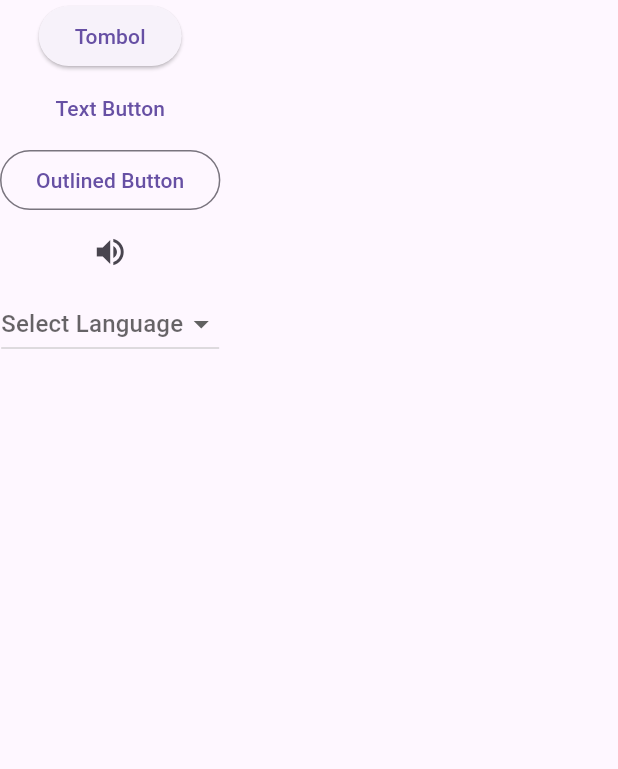
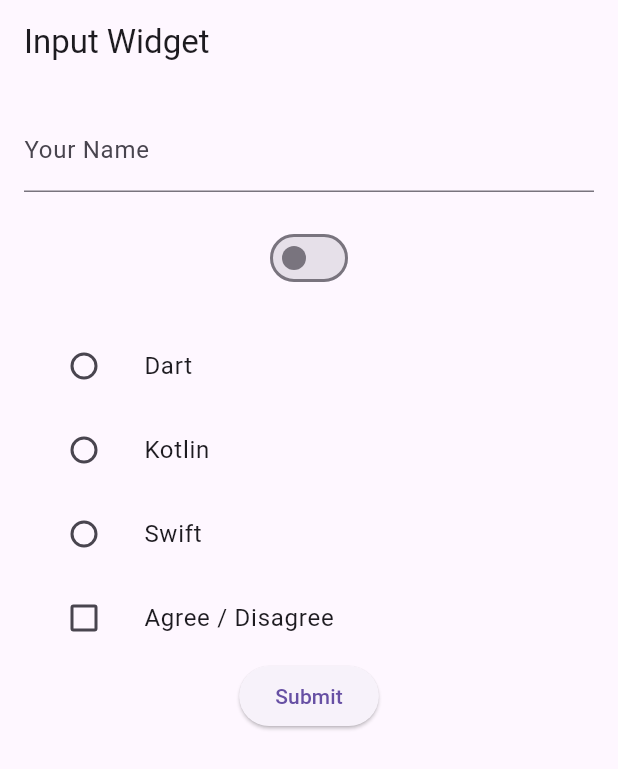
Before and after one commit to Fajri009/Dicoding-BMAFUP, a Flutter app: the screen it shows after launch, on a phone screen of 412 x 824 dp. Shown: the top 769 px of the screen. Run offline on Flutter 3.47's test engine with Material 3 defaults, Android fonts, the phone set to English and light mode, and no system bars.

Commit message:
Input Widget

```diff
--- a/lib/main.dart
+++ b/lib/main.dart
@@ -16,7 +16,7 @@
         theme: ThemeData(
           primarySwatch: Colors.blue,
         ),
-        home: const Button()
+        home: const InputWidget()
     );
   }
 }
@@ -199,8 +199,11 @@
   @override
   Widget build(BuildContext context) {
     return Scaffold(
-      body: SafeArea(
-          child: Column(
+      appBar: AppBar(
+        title: const Text("Button"),
+      ),
+      body: Column(
+        crossAxisAlignment: CrossAxisAlignment.stretch,
         children: [
           ElevatedButton(
               onPressed: () {},
@@ -234,8 +237,154 @@
               }
           )
         ],
-          )
       ),
     );
   }
 }
+
+// Contoh Input Widget
+class InputWidget extends StatefulWidget {
+  const InputWidget({super.key});
+
+  @override
+  State<StatefulWidget> createState() => _InputWidget();
+}
+
+class _InputWidget extends State<InputWidget> {
+  String _name = ""; // TextField
+  bool lightOn = false; // Switch
+  String? language; // Radio
+  bool agree = false; // Checkbox
+
+  @override
+  Widget build(BuildContext context) {
+    return Scaffold(
+      appBar: AppBar(
+        title: const Text("Input Widget"),
+      ),
+      // body: Column(
+      //   children: [
+      //     TextField(
+      //       onChanged: (String value) {
+      //         setState(() {
+      //           _name = value;
+      //         });
+      //       },
+      //       // Jika tidak ingin mengambil nilai setiap perubahan, tetapi hanya ketika seluruh input sudah selesai di-submit
+      //       // onSubmitted: (String value) {
+      //       //   setState(() {
+      //       //     _name = value;
+      //       //   });
+      //       // },
+      //     )
+      //   ],
+      // ),
+      body: Padding(
+        padding: const EdgeInsets.all(16.0),
+        child: Column(
+          children: [
+            TextField(
+              decoration: const InputDecoration(
+                hintText: "Write your name here",
+                labelText: "Your Name"
+              ),
+              onChanged: (String value) {
+                setState(() {
+                  _name = value;
+                });
+              },
+            ),
+            const SizedBox(height: 20),
+            Switch(
+              value: lightOn,
+              onChanged: (bool value) {
+                setState(() {
+                  lightOn = value;
+                });
+                ScaffoldMessenger.of(context).showSnackBar(
+                    SnackBar(
+                      content: Text(lightOn ? "Light On" : "Light Off"),
+                      duration: const Duration(seconds: 1)
+                    )
+                );
+              }
+            ),
+            const SizedBox(height: 20),
+            ListTile(
+              leading: Radio<String>(
+                value: "Dart",
+                groupValue: language,
+                onChanged: (String? value) {
+                  setState(() {
+                    language = value;
+                    showSnackbar();
+                  });
+                },
+              ),
+              title: const Text("Dart"),
+            ),
+            ListTile(
+              leading: Radio<String>(
+                value: "Kotlin",
+                groupValue: language,
+                onChanged: (String? value) {
+                  setState(() {
+                    language = value;
+                    showSnackbar();
+                  });
+                },
+              ),
+              title: const Text("Kotlin"),
+            ),
+            ListTile(
+              leading: Radio<String>(
+                value: "Swift",
+                groupValue: language,
+                onChanged: (String? value) {
+                  setState(() {
+                    language = value;
+                    showSnackbar();
+                  });
+                },
+              ),
+              title: const Text("Swift"),
+            ),
+            ListTile(
+              leading: Checkbox(
+                value: agree,
+                onChanged: (bool? value) {
+                  setState(() {
+                    agree = value!;
+                  });
+                },
+              ),
+              title: const Text("Agree / Disagree"),
+            ),
+            ElevatedButton(
+              onPressed: () {
+                showDialog(
+                  context: context,
+                  builder: (context) {
+                    return AlertDialog(
+                      content: Text("Hello $_name"),
+                    );
+                  }
+                );
+              },
+              child: const Text("Submit")
+            )
+          ],
+        ),
+      ),
+    );
+  }
+
+  void showSnackbar() {
+    ScaffoldMessenger.of(context).showSnackBar(
+      SnackBar(
+        content: Text('$language selected'),
+        duration: const Duration(seconds: 1),
+      ),
+    );
+  }
+}
```
Lines whose indentation alone changed are shown as unchanged.
